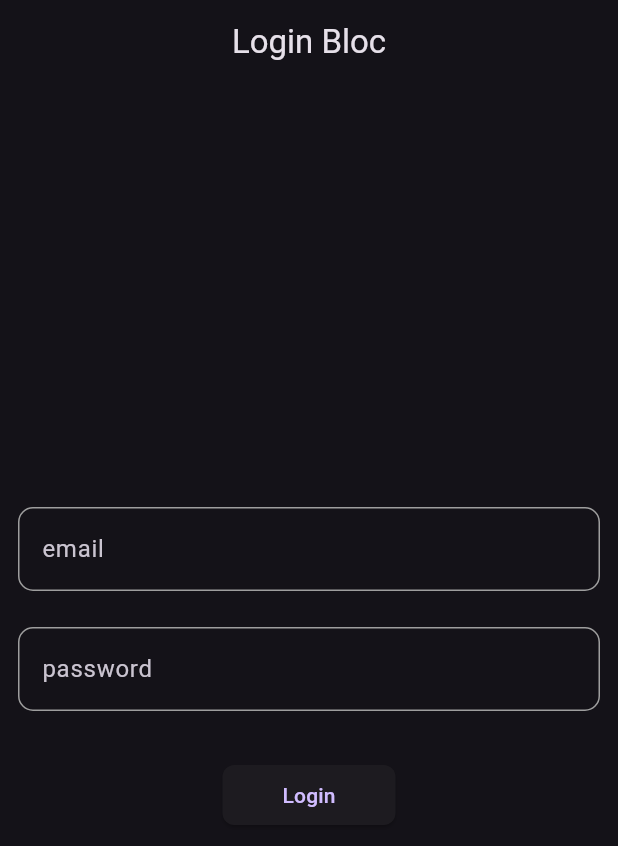
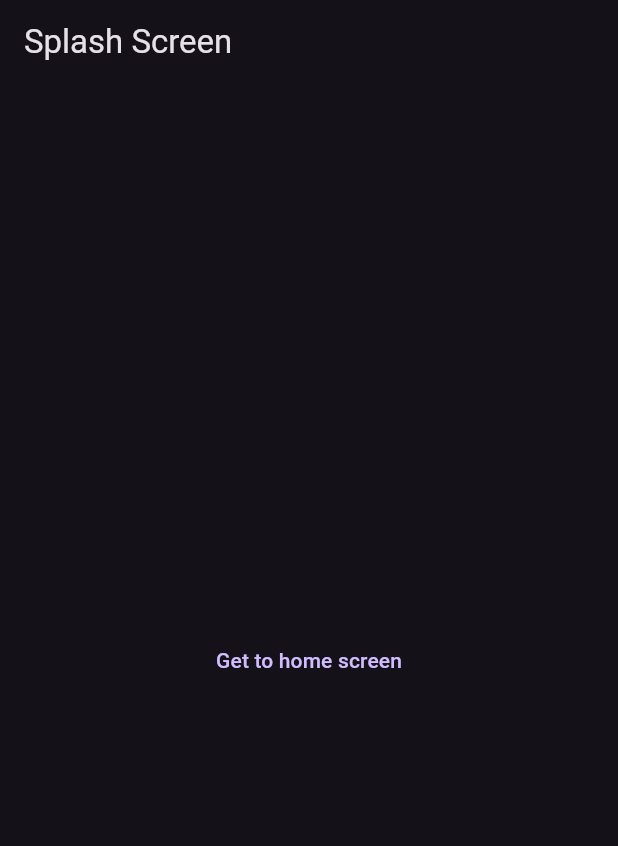
Before and after one commit to Zimil-Patel/bloc_practice, a Flutter app: the screen it shows after launch, on a phone screen of 412 x 824 dp. Shown: the top 846 px of the screen. Run offline on Flutter 3.47's test engine with Material 3 defaults, Android fonts, the phone set to English and light mode, and no system bars; our stand-ins replace bloc, equatable, flutter_bloc, image_picker.

Commit message:
20 Jun 2025

```diff
--- /dev/null
+++ b/lib/config/routes/routes.dart
@@ -0,0 +1,24 @@
+import 'package:bloc_practice/config/routes/routes_name.dart';
+import 'package:bloc_practice/view/views.dart';
+import 'package:flutter/material.dart';
+
+class Routes{
+  static Route<dynamic> generateRoutes(RouteSettings settings){
+
+    switch(settings.name){
+
+      case RouteName.splashScreen:
+        return MaterialPageRoute(builder: (context) => SplashScreen());
+
+        case RouteName.homeScreen:
+        return MaterialPageRoute(builder: (context) => HomeScreen());
+
+      case RouteName.myLoginScreen:
+        return MaterialPageRoute(builder: (context) => MyLoginScreen());
+
+      default:
+        return MaterialPageRoute(builder: (context) => Scaffold(body: Center(child: Text('No Route Found'))));
+    }
+
+  }
+}
--- /dev/null
+++ b/lib/config/routes/routes_name.dart
@@ -0,0 +1,5 @@
+class RouteName{
+  static const String splashScreen = 'splash_screen';
+  static const String homeScreen = 'home_screen';
+  static const String myLoginScreen = 'my_login_screen';
+}
--- a/lib/main.dart
+++ b/lib/main.dart
@@ -4,10 +4,12 @@ import 'package:bloc_practice/bloc/image%20bloc/image_bloc.dart';
 import 'package:bloc_practice/bloc/multi%20bloc/multi_bloc.dart';
 import 'package:bloc_practice/bloc/post%20bloc/post_bloc.dart';
 import 'package:bloc_practice/bloc/todo%20bloc/todo_bloc.dart';
-import 'package:bloc_practice/ui/login%20screen/login_screen.dart';
+import 'package:bloc_practice/config/routes/routes_name.dart';
 import 'package:bloc_practice/utils/image_utils.dart';
 import 'package:flutter/material.dart';
 import 'package:flutter_bloc/flutter_bloc.dart';
+
+import 'config/routes/routes.dart';
 
 
 void main() {
@@ -24,9 +26,7 @@ class BlocApp extends StatefulWidget {
 class _BlocAppState extends State<BlocApp> {
   @override
   Widget build(BuildContext context) {
-    return MaterialApp(
-      theme: ThemeData.dark(),
-      home: MultiBlocProvider(
+    return MultiBlocProvider(
       providers: [
         BlocProvider(create: (_) => MultiBloc()),
         BlocProvider(create: (_) => ImageBloc(ImageUtils())),
@@ -34,7 +34,10 @@ class _BlocAppState extends State<BlocApp> {
         BlocProvider(create: (_) => FavouriteBloc(FavouriteState())),
         BlocProvider(create: (_) => PostBloc()),
       ],
-        child: LoginScreen(),
+      child: MaterialApp(
+        initialRoute: RouteName.splashScreen,
+        onGenerateRoute: Routes.generateRoutes,
+        theme: ThemeData.dark(),
       ),
     );
   }
--- a/lib/ui/multi screen/multi_screen.dart
+++ b/lib/view/multi screen/multi_screen.dart
@@ -1,11 +1,11 @@
 import 'dart:developer';
-import 'package:bloc_practice/ui/image%20screen/image_screen.dart';
 import 'package:flutter/material.dart';
 import 'package:flutter_bloc/flutter_bloc.dart';
 import '../../bloc/multi bloc/multi_bloc.dart';
 import '../../bloc/multi bloc/multi_events.dart';
 import '../../bloc/multi bloc/multi_state.dart';
 import '../counter screen/counter_screen.dart';
+import '../image screen/image_screen.dart';
 
 class MultiScreen extends StatefulWidget {
   const MultiScreen({super.key});
--- /dev/null
+++ b/lib/view/splash screen/splash_screen.dart
@@ -0,0 +1,25 @@
+import 'package:flutter/material.dart';
+
+class SplashScreen extends StatefulWidget {
+  const SplashScreen({super.key});
+
+  @override
+  State<SplashScreen> createState() => _MySplashScreenState();
+}
+
+class _MySplashScreenState extends State<SplashScreen> {
+  @override
+  Widget build(BuildContext context) {
+    return Scaffold(
+      appBar: AppBar(
+        title: Text('Splash Screen'),
+      ),
+      body: Center(
+        child: TextButton(
+          onPressed: () => Navigator.pushNamed(context, 'home_screen'),
+          child: Text('Get to home screen'),
+        ),
+      ),
+    );
+  }
+}
--- /dev/null
+++ b/lib/view/views.dart
@@ -0,0 +1,3 @@
+export 'home screen/home_screen.dart';
+export 'my login screen/my_login_screen.dart';
+export 'splash screen/splash_screen.dart';
```
Also changed, not shown: lib/view/home screen/home_screen.dart (added, +19 -0 lines), lib/view/my login screen/my_login_screen.dart (added, +19 -0 lines), pubspec.yaml (+11 -0 lines), lib/view/counter screen/counter_screen.dart (renamed from lib/ui/counter screen/counter_screen.dart), lib/view/favourite screen/favourite_screen.dart (renamed from lib/ui/favourite screen/favourite_screen.dart), lib/view/image screen/image_screen.dart (renamed from lib/ui/image screen/image_screen.dart), lib/view/login screen/login_screen.dart (renamed from lib/ui/login screen/login_screen.dart), lib/view/post_screen.dart (renamed from lib/ui/post_screen.dart), lib/view/todo screen/todo_screen.dart (renamed from lib/ui/todo screen/todo_screen.dart), pubspec.lock, 6 other files. Lines whose indentation alone changed are shown as unchanged.
